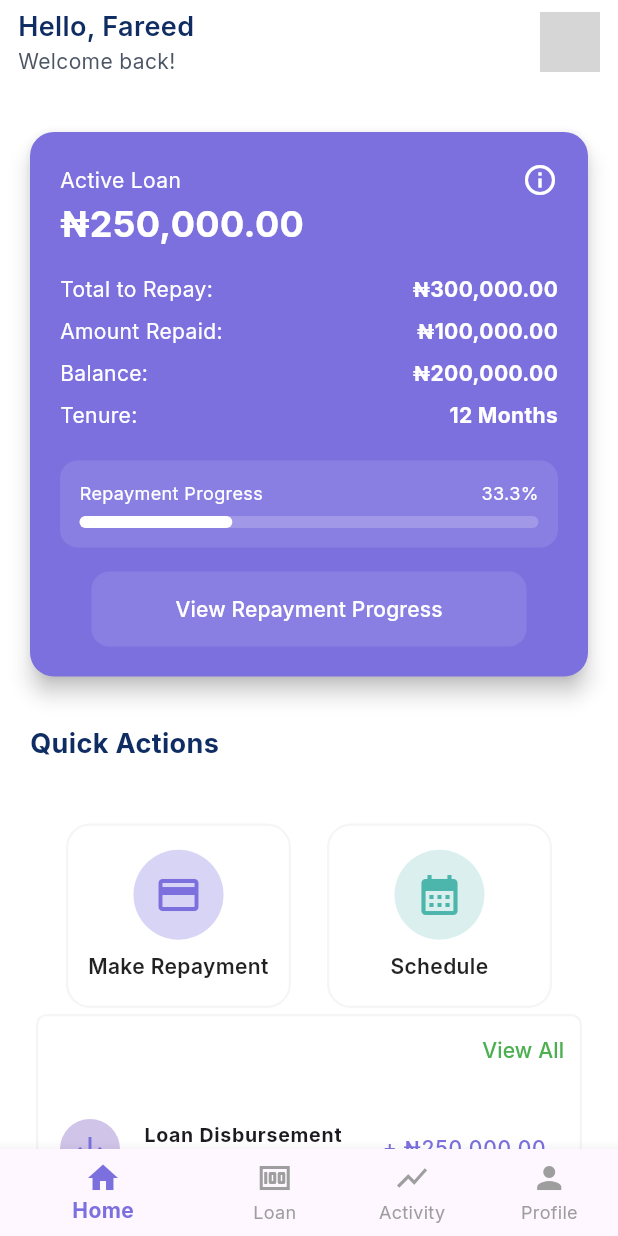
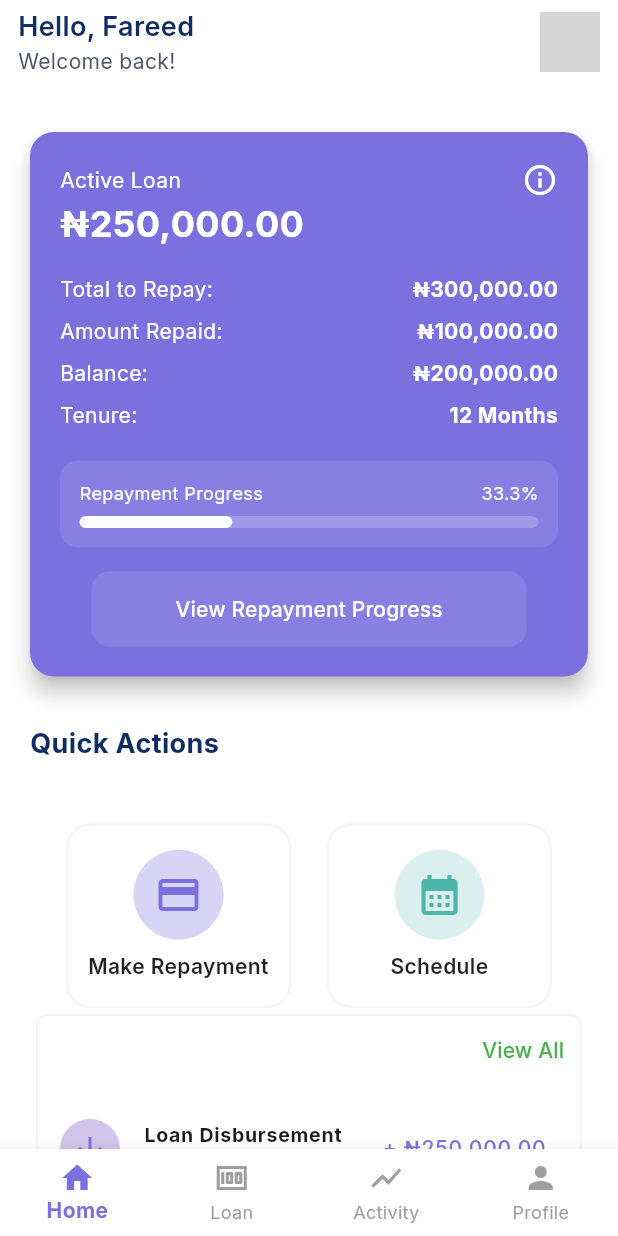
Before and after one commit to samsadeyemo/pcsloanamobilepp, a Flutter app: the ActiveLoanScreen screen opened by its route, on a phone screen of 412 x 824 dp. Run offline on Flutter 3.47's test engine with Material 3 defaults, Android fonts, the light colour scheme and no system bars; our stand-ins replace camera, flutter_dotenv, flutter_riverpod, go_router, permission_handler, shared_preferences; accounts and stored records are empty; network calls fail; project files that could hold a hidden picture were left out; grey boxes are pictures that could not be loaded.

Commit message:
Fixed Appbar and bottom navigation background color issues

```diff
--- a/lib/common/widgets/custom_app_bar.dart
+++ b/lib/common/widgets/custom_app_bar.dart
@@ -15,6 +15,8 @@ class CustomAppBar extends StatelessWidget implements PreferredSizeWidget {
   @override
   Widget build(BuildContext context) {
     return AppBar(
+      surfaceTintColor: Colors.transparent,
+      scrolledUnderElevation: 0,
       backgroundColor: const Color(0xffFFFFFF),
       elevation: 0,
       leadingWidth: 100,
@@ -55,12 +57,14 @@ class CustomAppBar extends StatelessWidget implements PreferredSizeWidget {
             child: CircleAvatar(
               radius: 20,
               backgroundColor: Colors.grey[200],
-              backgroundImage: profileImageUrl.isNotEmpty
-                  ? NetworkImage(profileImageUrl)
-                  : null,
-              child: profileImageUrl.isEmpty
-                  ? const Icon(Icons.person, color: Colors.grey)
-                  : null,
+              backgroundImage:
+                  profileImageUrl.isNotEmpty
+                      ? NetworkImage(profileImageUrl)
+                      : null,
+              child:
+                  profileImageUrl.isEmpty
+                      ? const Icon(Icons.person, color: Colors.grey)
+                      : null,
             ),
           ),
         ),
--- a/lib/common/widgets/custom_bottom_nav_bar.dart
+++ b/lib/common/widgets/custom_bottom_nav_bar.dart
@@ -11,6 +11,7 @@ class CustomBottomNavBar extends StatelessWidget {
     return StatefulBuilder(
       builder: (context, setState) {
         return BottomNavigationBar(
+          type: BottomNavigationBarType.fixed,
           backgroundColor: Color(0xffFFFFFF),
           currentIndex: _currentIndex,
           onTap: (index) {
--- a/lib/common/widgets/custom_loan_app_bar.dart
+++ b/lib/common/widgets/custom_loan_app_bar.dart
@@ -36,6 +36,8 @@ class CustomLoanAppBar extends StatelessWidget implements PreferredSizeWidget {
           ),
         ),
       ),
+      surfaceTintColor: Colors.transparent,
+      scrolledUnderElevation: 0,
       backgroundColor: const Color(0xffFFFFFF),
       title: Text(
         title,
--- a/lib/features/loan_application/presentation/loan_summary.dart
+++ b/lib/features/loan_application/presentation/loan_summary.dart
@@ -15,6 +15,8 @@ class _LoanSummary extends ConsumerState<LoanSummary> {
   Widget build(BuildContext context) {
     return Scaffold(
       appBar: AppBar(
+        surfaceTintColor: Colors.transparent,
+        scrolledUnderElevation: 0,
         actions: [
           Padding(
             padding: const EdgeInsets.only(right: 12),
```
Also changed, not shown: lib/common/widgets/custom_loan_app_false.dart (+6 -29 lines).
